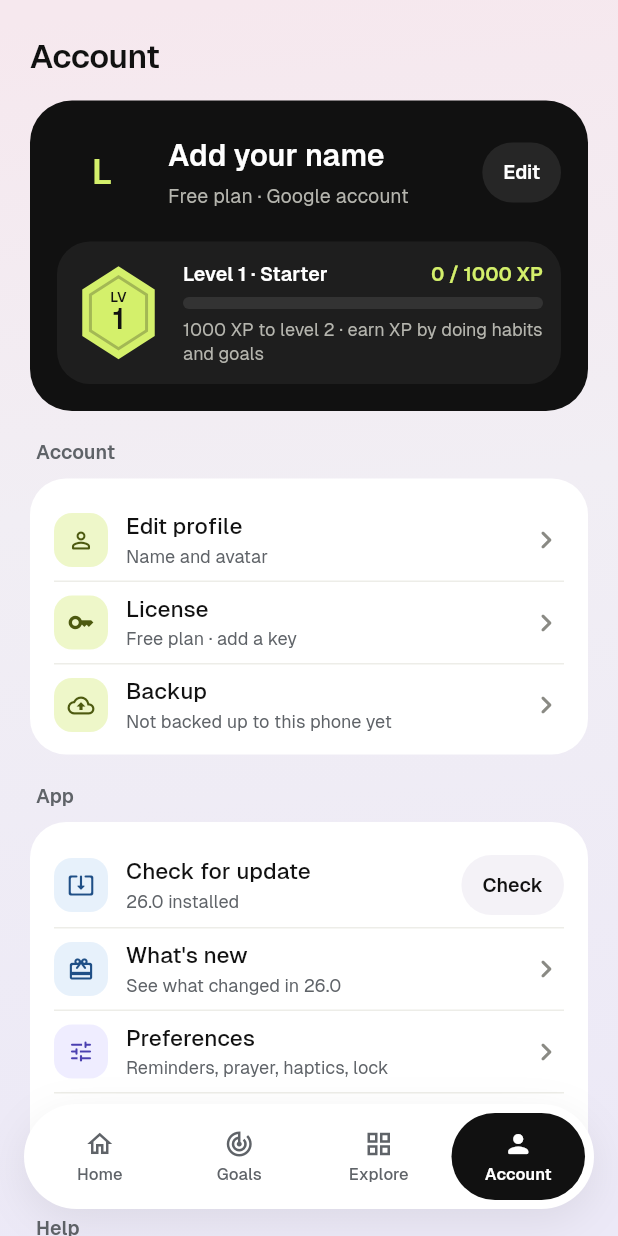
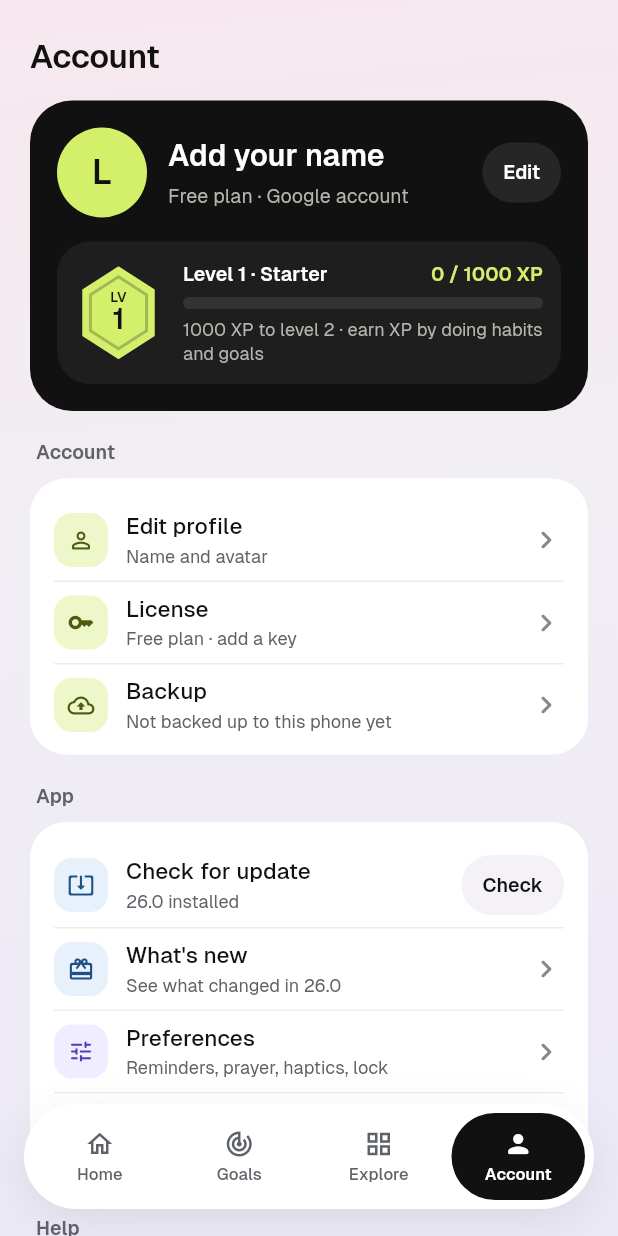
Before and after one commit to rabbyhossain2927/lifeos, a Flutter app: the screen it shows once a user with an empty profile is signed in, after a tap on an icon or button, on a phone screen of 412 x 824 dp. Run offline on Flutter 3.47's test engine with Material 3 defaults, Android fonts, the phone set to English and light mode, and no system bars; our stand-ins replace firebase_auth, firebase_core, flutter_local_notifications, google_sign_in, open_filex, package_info_plus and 2 more; accounts and stored records are empty; network calls fail.

Commit message:
26.0 polish: chips size to text, avatar on dark card, prayers earn XP, wording
Co-Authored-By: Claude Opus 5.5 <noreply@anthropic.com>
Claude-Session: https://claude.ai/code/session_017qoGCnUBd41T7x38qgmWhT

```diff
--- a/lib/screens/account.dart
+++ b/lib/screens/account.dart
@@ -88,7 +88,7 @@ class _AccountTabState extends State<AccountTab> {
         decoration: BoxDecoration(color: C.ink, borderRadius: BorderRadius.circular(28)),
         child: Col([
           Row(children: [
-            const Avatar(size: 60),
+            const Avatar(size: 60, onDark: true),
             const SizedBox(width: 14),
             Expanded(
               child: Column(crossAxisAlignment: CrossAxisAlignment.start, children: [
--- a/lib/screens/goals.dart
+++ b/lib/screens/goals.dart
@@ -294,13 +294,12 @@ class _AddGoalPageState extends State<AddGoalPage> {
                       duration: const Duration(milliseconds: 200),
                       height: 40,
                       padding: const EdgeInsets.symmetric(horizontal: 16),
-                      alignment: Alignment.center,
                       decoration: BoxDecoration(
                         color: areaColors[a]!.$1,
                         borderRadius: BorderRadius.circular(999),
                         border: Border.all(color: d['area'] == a ? areaColors[a]!.$2 : areaColors[a]!.$1, width: 1.5),
                       ),
-                      child: Text(a, style: t(13, w: w6, c: areaColors[a]!.$2)),
+                      child: Center(widthFactor: 1, child: Text(a, style: t(13, w: w6, c: areaColors[a]!.$2))),
                     ),
                   ),
               ]),
--- a/lib/screens/home.dart
+++ b/lib/screens/home.dart
@@ -23,12 +23,14 @@ String userName(Store s) => '${s.settings['name'] ?? AuthService.user?.displayNa
 /// Avatar circle: first letter on the chosen colour.
 class Avatar extends StatelessWidget {
   final double size;
-  const Avatar({super.key, this.size = 48});
+  final bool onDark;
+  const Avatar({super.key, this.size = 48, this.onDark = false});
   @override
   Widget build(BuildContext context) {
     final s = store(context);
     final n = userName(s);
-    final c = Color(((s.settings['avatarColor'] ?? 0xFF111111) as num).toInt());
+    var c = Color(((s.settings['avatarColor'] ?? 0xFF111111) as num).toInt());
+    if (onDark && c.computeLuminance() < 0.05) c = C.lime; // black on the black card would vanish
     final dark = c.computeLuminance() < 0.3;
     return AnimatedContainer(
       duration: const Duration(milliseconds: 300),
@@ -384,12 +386,14 @@ class HomeTab extends StatelessWidget {
                 child: Container(
                   height: 40,
                   padding: const EdgeInsets.symmetric(horizontal: 12),
-                  alignment: Alignment.center,
                   decoration: BoxDecoration(color: C.chip, borderRadius: BorderRadius.circular(999)),
-                  child: Text.rich(TextSpan(children: [
+                  child: Center(
+                    widthFactor: 1,
+                    child: Text.rich(TextSpan(children: [
                     TextSpan(text: '+ ${f.$1} ', style: t(13, w: w5)),
                     TextSpan(text: '${f.$2}', style: t(13, c: C.muted)),
                   ])),
+                  ),
                 ),
               ),
           ]),
--- a/lib/screens/tools_grow.dart
+++ b/lib/screens/tools_grow.dart
@@ -191,7 +191,7 @@ class LearnPage extends StatelessWidget {
       HeroCard(
         label: 'This week',
         big: '${week.reduce((a, b) => a + b).round()} lessons',
-        sub: '${courses.length} courses · ${books.length} books going',
+        sub: '${courses.length} course${courses.length == 1 ? '' : 's'} · ${books.length} book${books.length == 1 ? '' : 's'} going',
         bars: [for (var i = 0; i < 7; i++) (week[i], s.last7Letters[i])],
       ),
       RowsPanel(title: 'My learning', hint: 'tick = 1 done', empty: 'Nothing yet. Start something below.', rows: [
@@ -366,7 +366,7 @@ class RewardsPage extends StatelessWidget {
               }),
             ], space: 12));
       }),
-      const NoteCard('How to earn', '+5 each habit · +10 each goal step · +5 journal entry · +2 each win'),
+      const NoteCard('How to earn', '+10 each prayer · +10 each goal step · +5 each habit · +5 journal entry'),
     ]);
   }
 }
--- a/lib/screens/tools_life.dart
+++ b/lib/screens/tools_life.dart
@@ -227,7 +227,7 @@ class _SelfCarePageState extends State<SelfCarePage> {
       }
     }
     return ToolFrame('selfcare', children: [
-      HeroCard(label: '$r routine', big: '$n of ${steps.length}', sub: streak > 0 ? '$streak ${r == 'Night' ? 'nights' : 'mornings'} in a row' : 'Small and steady', ring: steps.isEmpty ? 0 : n / steps.length),
+      HeroCard(label: '$r routine', big: steps.isEmpty ? 'No steps yet' : '$n of ${steps.length}', sub: streak > 0 ? '$streak ${r == 'Night' ? 'nights' : 'mornings'} in a row' : 'Small and steady', ring: steps.isEmpty ? 0 : n / steps.length),
       Panel(title: 'Routine', child: Chips(options: const ['Morning', 'Night'], selected: {r}, onTap: (v) => setState(() => r = v))),
       RowsPanel(title: 'Steps', hint: 'hold to delete', empty: 'Add a step below.', rows: [
         for (final c in steps)
--- a/lib/services/store.dart
+++ b/lib/services/store.dart
@@ -84,6 +84,7 @@ class Store extends ChangeNotifier {
     } catch (e) {
       debugPrint('Local data could not be read: $e');
     }
+    if (_disposed) return;
     loaded = true;
     notifyListeners();
     unawaited(syncQuietly());
@@ -440,6 +441,7 @@ class Store extends ChangeNotifier {
     for (final d in list('days')) {
       if ((d['text'] ?? '').toString().trim().isNotEmpty) p += 5;
       p += ((d['wins'] as List?) ?? const []).length * 2;
+      p += ((d['prayed'] as List?) ?? const []).length * 10;
     }
     for (final r in list('redeems')) {
       p -= ((r['cost'] ?? 0) as num).toInt();
@@ -458,6 +460,7 @@ class Store extends ChangeNotifier {
     final d = day();
     if ((d['text'] ?? '').toString().trim().isNotEmpty) p += 5;
     p += ((d['wins'] as List?) ?? const []).length * 2;
+    p += ((d['prayed'] as List?) ?? const []).length * 10;
     return p;
   }
 
```
